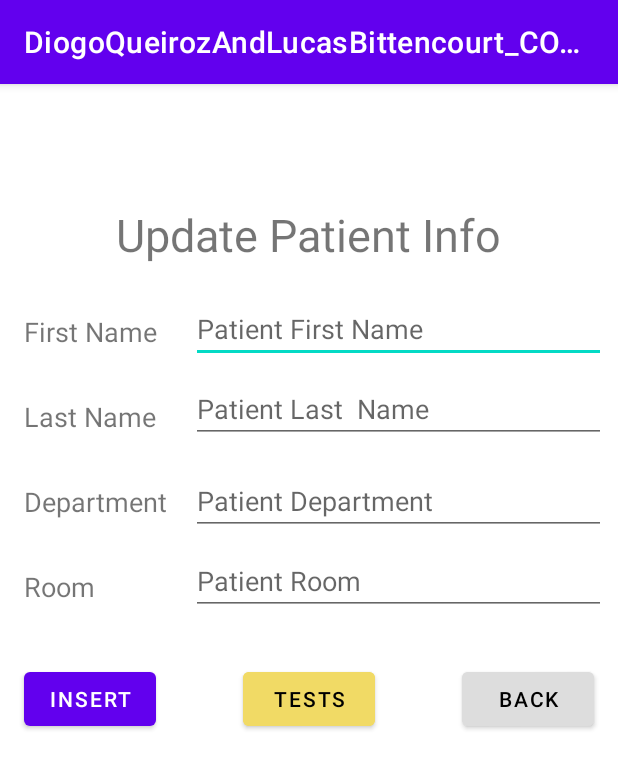
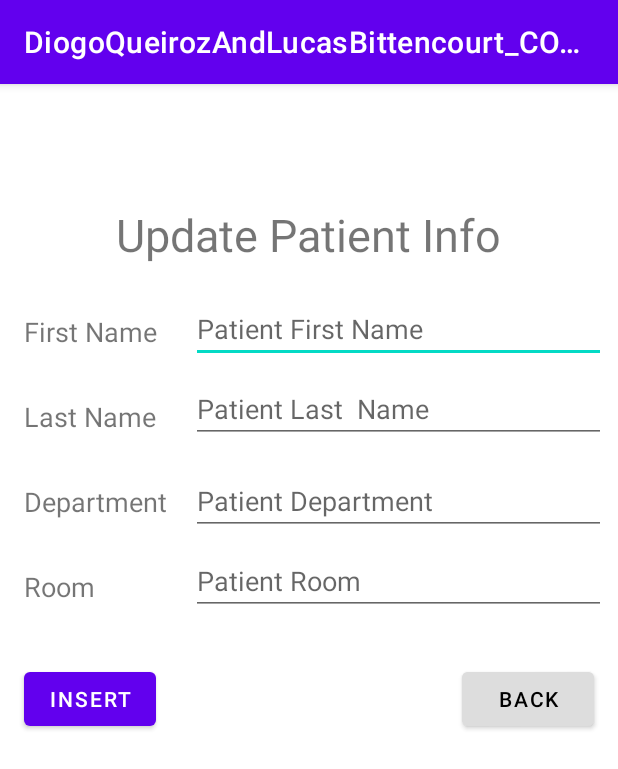
Before and after one commit to Diogo-Queiroz/DiogoQueiroz_LucasBittencourt_COMP304Lab4, an Android app: the PatientInfoActivity screen opened directly, with no data from a screen before it, on a phone screen of 412 x 824 dp. Shown: the top 769 px of the screen. Run offline under Robolectric (Android 15) with nearby library versions, the phone set to English and light mode, and no system bars; our stand-ins replace Room's generated code.

Commit message:
btn test visibility

```diff
--- a/app/src/main/java/com/example/diogo/diogoqueirozandlucasbittencourt_comp304lab4/PatientInfoActivity.java
+++ b/app/src/main/java/com/example/diogo/diogoqueirozandlucasbittencourt_comp304lab4/PatientInfoActivity.java
@@ -16,7 +16,7 @@ public class PatientInfoActivity extends AppCompatActivity
 {
 
     EditText firstName, lastName, department, room;
-    Button addOrUpdateBtn, backBtn;
+    Button addOrUpdateBtn, testBtn;
     SharedPreferences preferences;
     int nurseId;
     private HospitalViewModel hospitalViewModel;
@@ -36,6 +36,7 @@ public class PatientInfoActivity extends AppCompatActivity
         nurseId = preferences.getInt("nurseId", 0);
 
         addOrUpdateBtn = findViewById(R.id.add_or_update_info);
+        testBtn = findViewById(R.id.test_btn);
 
         firstName = findViewById(R.id.input_patient_first_name);
         lastName = findViewById(R.id.input_patient_last_name);
@@ -47,12 +48,13 @@ public class PatientInfoActivity extends AppCompatActivity
         {
             addOrUpdateBtn.setText("INSERT");
             addOrUpdateBtn.setOnClickListener(this::insertPatient);
+            testBtn.setVisibility(View.GONE);
         }
         else
         {
             addOrUpdateBtn.setText("UPDATE");
             addOrUpdateBtn.setOnClickListener(this::updatePatient);
-
+            testBtn.setVisibility(View.VISIBLE);
             firstName.setText(patient.getFirstName());
             lastName.setText(patient.getLastName());
             department.setText(patient.getDepartment());
```
